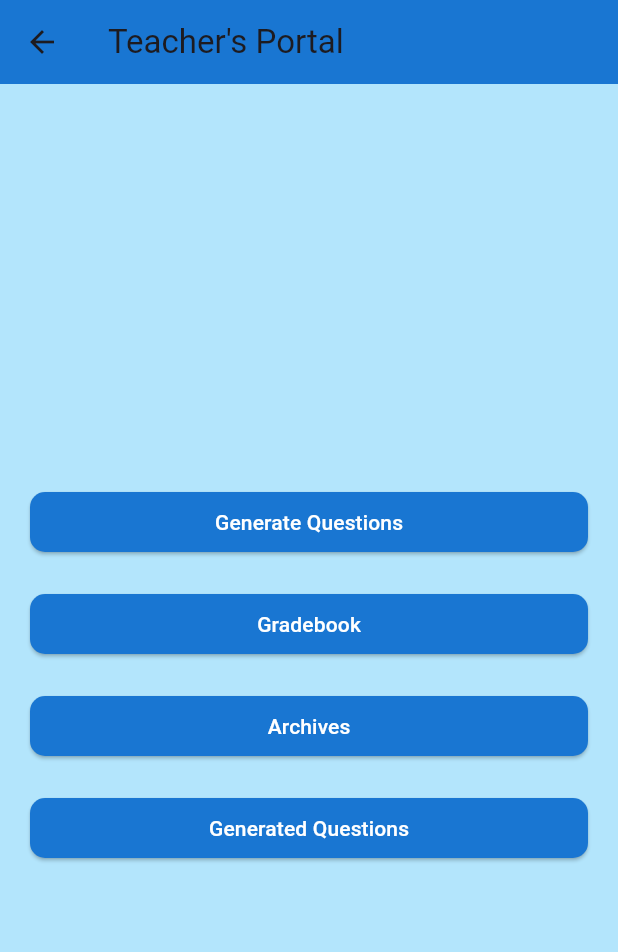
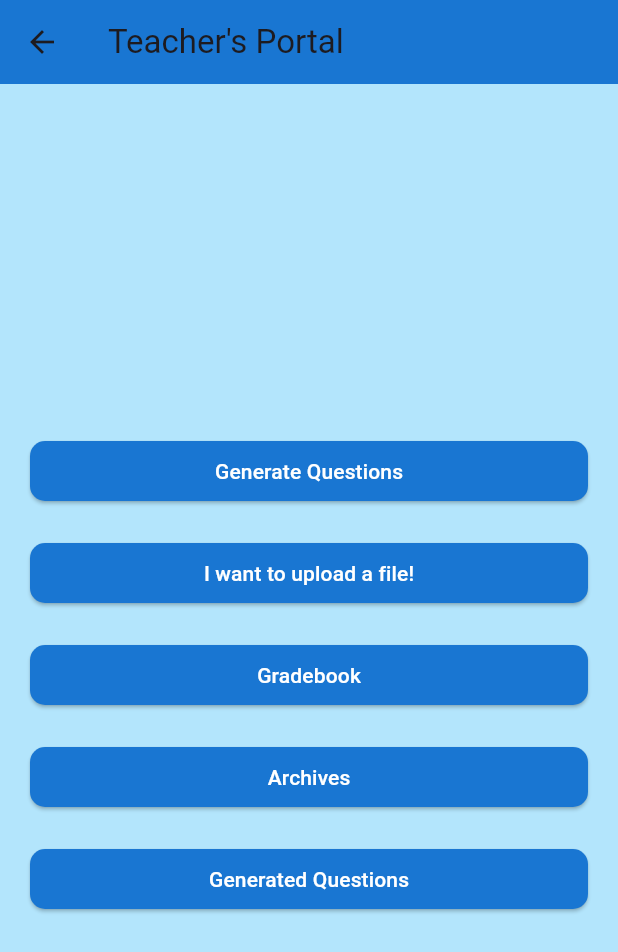
Before and after one commit to umgc/spring2024, a Flutter app: the HomeScreen screen opened directly, on a phone screen of 412 x 824 dp. Shown: the top 952 px of the screen. Run offline on Flutter 3.47's test engine with Material 3 defaults, Android fonts, the phone set to English and light mode, and no system bars; our stand-ins replace cloud_firestore, file_picker, firebase_core; accounts and stored records are empty.

Commit message:
Added dialog confimration to Save Response button. Added navigation to FileUploadScreen in home screen.

```diff
--- a/LLM/educ_ai_tion/lib/screens/home_screen.dart
+++ b/LLM/educ_ai_tion/lib/screens/home_screen.dart
@@ -3,6 +3,8 @@ import 'package:educ_ai_tion/screens/home_screen.dart';
 import 'package:flutter/material.dart';
 import 'question_generator_screen.dart';
 import 'generated_questions_screen.dart';
+import 'file_upload_screen.dart';
+
 
 // Home Screen
 //
@@ -57,6 +59,25 @@ class _HomeScreenState extends State<HomeScreen> {
             ),
             SizedBox(height: 20),
             ElevatedButton(
+                    onPressed: () {
+                      // Using the context provided by Builder.
+                      Navigator.push(
+                        context,
+                        MaterialPageRoute(
+                            builder: (context) => FileUploadScreen()),
+                      );
+                    },
+                    style: ElevatedButton.styleFrom(
+                backgroundColor: Colors.blue[700],
+                foregroundColor: Colors.white,
+                shape: RoundedRectangleBorder(
+                  borderRadius: BorderRadius.circular(10.0),
+                ),
+              ),
+                    child: const Text('I want to upload a file!'),
+                  ),
+            SizedBox(height: 20),
+            ElevatedButton(
               onPressed: () {},
               style: ElevatedButton.styleFrom(
                 backgroundColor: Colors.blue[700],
```
Also changed, not shown: LLM/educ_ai_tion/lib/screens/question_generator_screen.dart (+12 -3 lines).
